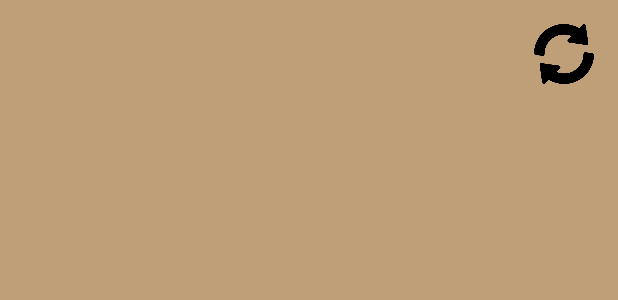
After one commit to Jimmy-Legg/Kotlin-Nathan-Jimmy, an Android app built with Jetpack Compose: the layout todo_widget.xml on its own in the app's theme, with its tools: preview values and no code run, on a phone screen of 412 x 824 dp. The commit adds this screen. Shown: the top 300 px of the screen. Run offline under Robolectric (Android 15) with nearby library versions, the phone set to English and light mode, and no system bars.

Commit message:
Adding Widget to app

```diff
--- /dev/null
+++ b/androidApp/src/main/res/layout/todo_widget.xml
@@ -0,0 +1,25 @@
+<!-- todo_widget.xml -->
+<RelativeLayout xmlns:android="http://schemas.android.com/apk/res/android"
+    android:layout_width="match_parent"
+    android:layout_height="match_parent"
+    android:padding="16dp"
+    android:background="#bf9f78">
+
+    <Button
+        android:id="@+id/update_button"
+        android:layout_width="40dp"
+        android:layout_height="40dp"
+        android:layout_alignParentTop="true"
+        android:layout_alignParentEnd="true"
+        android:background="@mipmap/reload"/>
+
+    <LinearLayout
+        android:id="@+id/container"
+        android:layout_width="match_parent"
+        android:layout_height="wrap_content"
+        android:layout_toStartOf="@id/update_button"
+        android:layout_alignParentStart="true"
+        android:orientation="vertical">
+    </LinearLayout>
+
+</RelativeLayout>
--- /dev/null
+++ b/androidApp/src/main/res/values/strings.xml
@@ -0,0 +1,6 @@
+<?xml version="1.0" encoding="utf-8"?>
+<resources>
+    <string name="hello_world">Hello, World!</string>
+    <string name="appwidget_text">My Todo List</string>
+    <string name="no_overdue_tasks">Task</string>
+</resources>
--- a/androidApp/src/main/res/values/styles.xml
+++ b/androidApp/src/main/res/values/styles.xml
@@ -1,5 +1,4 @@
 <resources>
     <style name="AppTheme" parent="android:Theme.Material.NoActionBar"/>
     <string name="AppName">TaskNinja</string>
-    <string name="Tripar">Trié par</string>
 </resources>
```
Also changed, not shown: androidApp/src/main/AndroidManifest.xml (+9 -0 lines), androidApp/src/main/java/com/example/todolistmultiplatform/android/MainActivity.kt (+12 -2 lines), androidApp/src/main/java/com/example/todolistmultiplatform/android/views/AddItemScreen.kt (+4 -7 lines), androidApp/src/main/java/com/example/todolistmultiplatform/android/widget/TodoWidgetProvider.kt (added, +73 -0 lines), androidApp/src/main/res/layout/todo_item.xml (added, +39 -0 lines), androidApp/src/main/res/xml/widget_info.xml (added, +7 -0 lines), androidApp/src/main/res/mipmap/reload.png (added).
